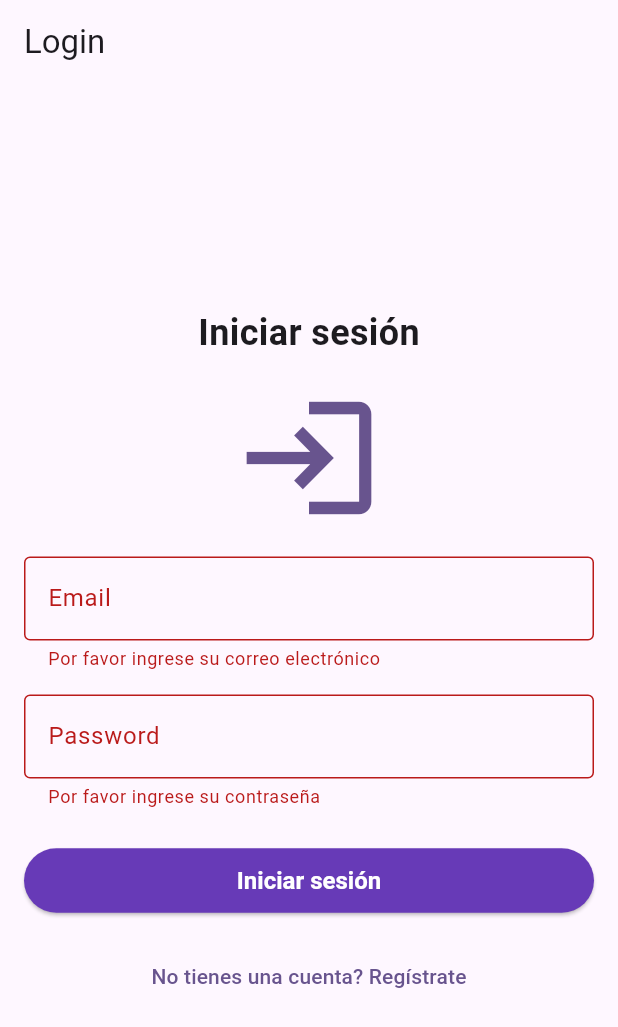
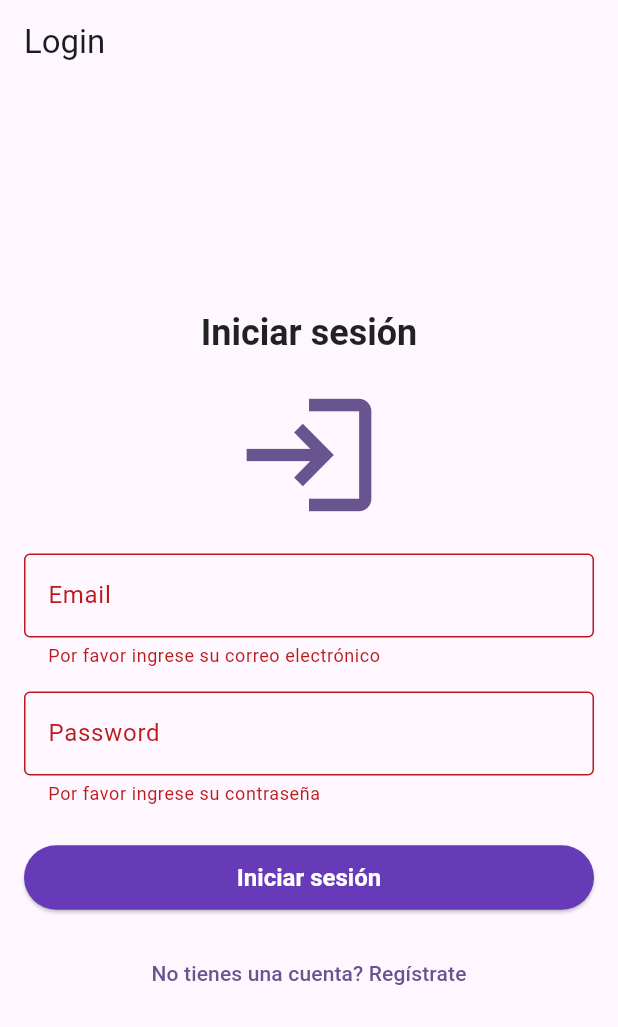
Before and after one commit to id-am/integration_test, a Flutter app: the screen it shows after launch, after a tap on "Iniciar sesión", on a phone screen of 412 x 824 dp. Shown: the top 1027 px of the screen. Run offline on Flutter 3.47's test engine with Material 3 defaults, Android fonts, the phone set to English and light mode, and no system bars; our stand-ins replace flutter_riverpod, supabase_flutter; accounts and stored records are empty.

Commit message:
feat(login): improve text styling and simplify input decoration in LoginScreen

```diff
--- a/lib/features/auth/presentation/login_screen.dart
+++ b/lib/features/auth/presentation/login_screen.dart
@@ -46,6 +46,8 @@ class _LoginScreenState extends ConsumerState<LoginScreen> {
 
     final authState = ref.watch(authProvider);
 
+    final theme = Theme.of(context);
+
     return Scaffold(
       appBar: AppBar(title: const Text('Login')),
       body: Padding(
@@ -54,10 +56,7 @@ class _LoginScreenState extends ConsumerState<LoginScreen> {
           mainAxisAlignment: MainAxisAlignment.center,
           spacing: 16,
           children: [
-            const Text(
-              'Iniciar sesión',
-              style: TextStyle(fontSize: 24, fontWeight: FontWeight.bold),
-            ),
+            Text('Iniciar sesión', style: theme.textTheme.headlineLarge),
             Icon(Icons.login, size: 100, color: Theme.of(context).primaryColor),
             Form(
               key: _formKey,
@@ -66,10 +65,7 @@ class _LoginScreenState extends ConsumerState<LoginScreen> {
                 children: [
                   TextFormField(
                     controller: _emailController,
-                    decoration: const InputDecoration(
-                      labelText: 'Email',
-                      border: OutlineInputBorder(),
-                    ),
+                    decoration: const InputDecoration(labelText: 'Email'),
                     validator: (value) {
                       if (value == null || value.isEmpty) {
                         return 'Por favor ingrese su correo electrónico';
@@ -80,10 +76,7 @@ class _LoginScreenState extends ConsumerState<LoginScreen> {
                   const SizedBox(height: 16),
                   TextFormField(
                     controller: _passwordController,
-                    decoration: const InputDecoration(
-                      labelText: 'Password',
-                      border: OutlineInputBorder(),
-                    ),
+                    decoration: const InputDecoration(labelText: 'Password'),
                     obscureText: true,
                     validator: (value) {
                       if (value == null || value.isEmpty) {
```
